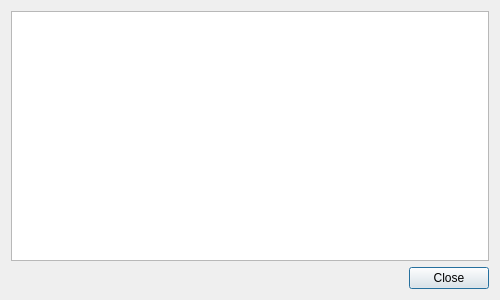
Before: the Qt Designer form src/lib/cloudsync/CloudRoutesDialog.ui in Earthwings/marble, drawn with Qt 5.
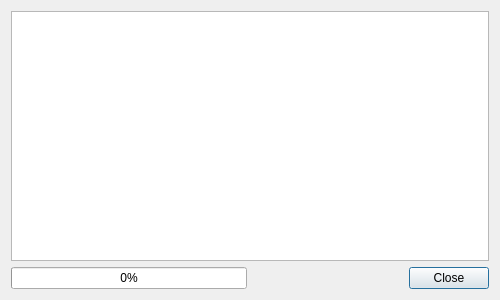
After: the same form once the commit is applied.

Commit message: Add route list download progressbar to CloudRoutesDialog Add a temporary workaround for RouteItemDelegate's row height problem Add doxygen comments to CloudSyncManager Don't display a route's duration and distance as zero until it is implemented

```diff
--- a/src/lib/cloudsync/CloudRoutesDialog.ui
+++ b/src/lib/cloudsync/CloudRoutesDialog.ui
@@ -18,6 +18,21 @@
     <widget class="QListView" name="listView"/>
    </item>
    <item>
+    <layout class="QHBoxLayout" name="horizontalLayout">
+     <item>
+      <widget class="QProgressBar" name="progressBar">
+       <property name="value">
+        <number>0</number>
+       </property>
+       <property name="textVisible">
+        <bool>true</bool>
+       </property>
+       <property name="invertedAppearance">
+        <bool>false</bool>
+       </property>
+      </widget>
+     </item>
+     <item>
     <widget class="QDialogButtonBox" name="buttonBox">
      <property name="orientation">
       <enum>Qt::Horizontal</enum>
@@ -26,6 +41,8 @@
       <set>QDialogButtonBox::Close</set>
      </property>
     </widget>
+     </item>
+    </layout>
    </item>
   </layout>
  </widget>
```
Lines whose indentation alone changed are shown as unchanged. The commit also changes 11 other files.
